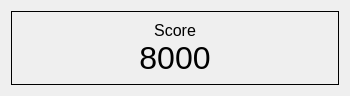
trevorxander/2048, file game2048/gui/elements/label.ui: the form before one commit.
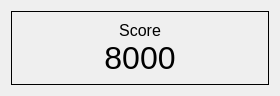
The form after the commit.

Commit message: Added styling to all GUI elements

```diff
--- a/game2048/gui/elements/label.ui
+++ b/game2048/gui/elements/label.ui
@@ -6,7 +6,7 @@
    <rect>
     <x>0</x>
     <y>0</y>
-    <width>350</width>
+    <width>280</width>
     <height>96</height>
    </rect>
   </property>
@@ -18,7 +18,7 @@
   </property>
   <property name="maximumSize">
    <size>
-    <width>350</width>
+    <width>280</width>
     <height>96</height>
    </size>
   </property>
```
The commit also changes 6 other files.
